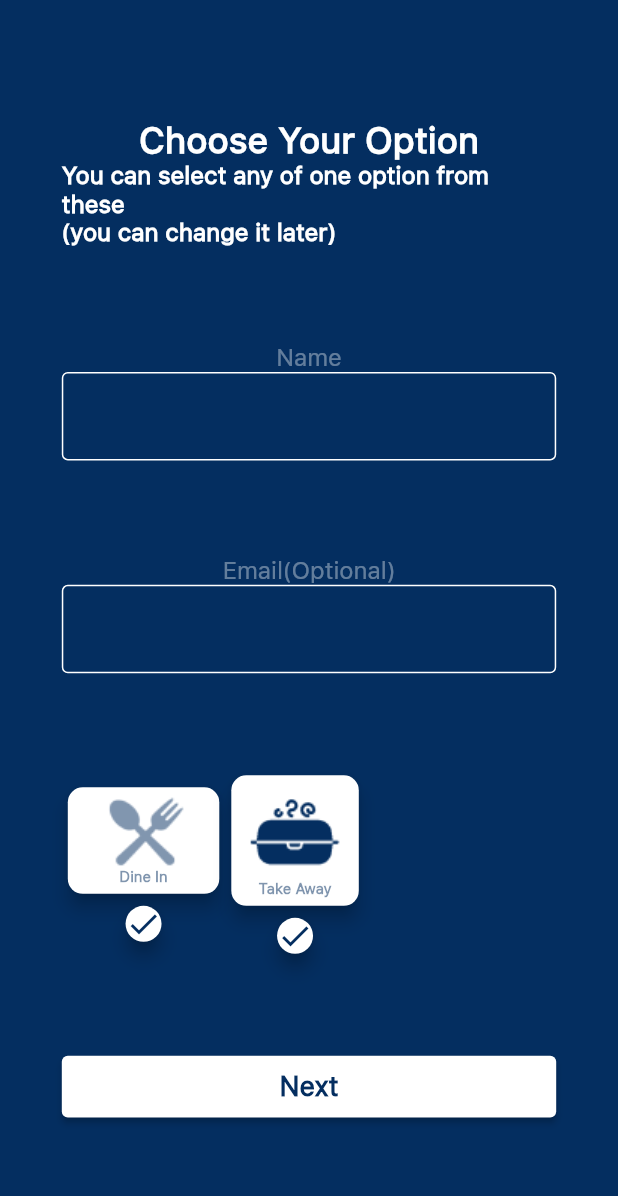
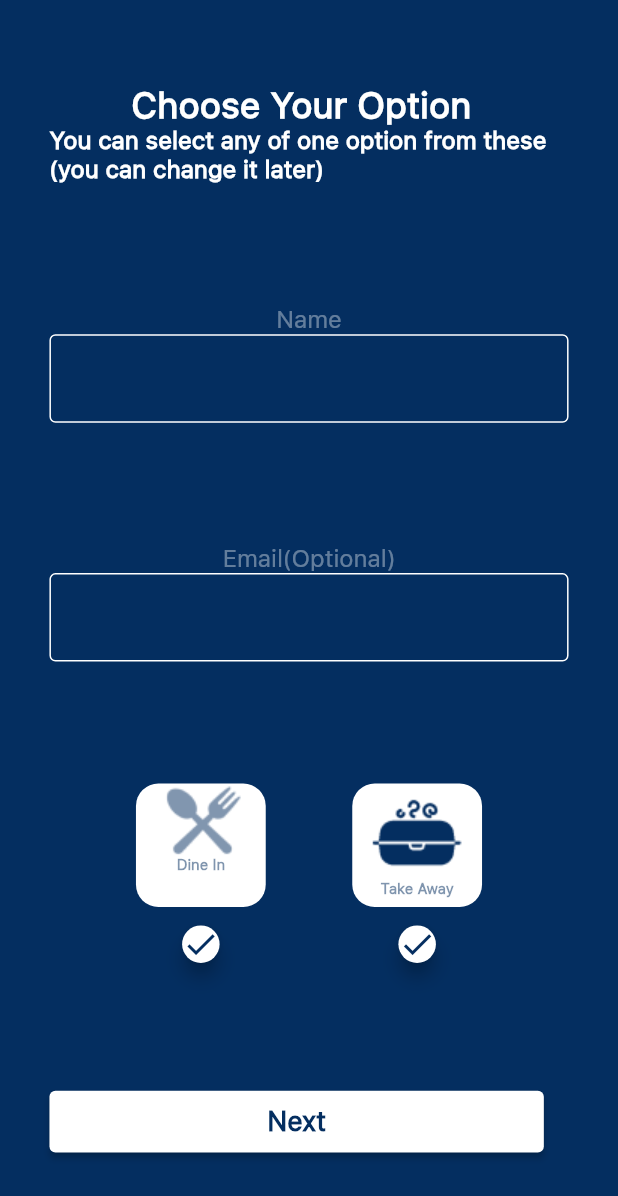
Before and after one commit to jyothir10/eatplek, a Flutter app: the OptionScreen screen opened by its route, on a phone screen of 412 x 824 dp. Shown: the top 1196 px of the screen. Run offline on Flutter 3.47's test engine with Material 2 defaults, Android fonts, the phone set to English and light mode, and no system bars; our stand-ins replace easy_splash_screen, flutter_styled_toast, pin_code_fields, toast.

Commit message:
optionScreen.dart

```diff
--- a/lib/Screens/optionScreen.dart
+++ b/lib/Screens/optionScreen.dart
@@ -15,9 +15,9 @@ class _OptionScreenState extends State<OptionScreen> {
         color: Color(0xff042e60),
         child: Padding(
           padding: EdgeInsets.symmetric(
-              horizontal: MediaQuery.of(context).size.width * .1, vertical: 15),
+              horizontal: MediaQuery.of(context).size.width * .08, vertical: 15),
           child: Column(
-            mainAxisAlignment: MainAxisAlignment.spaceEvenly,
+            mainAxisAlignment: MainAxisAlignment.spaceAround,
             crossAxisAlignment: CrossAxisAlignment.start,
             children: [
               Column(
@@ -90,17 +90,20 @@ class _OptionScreenState extends State<OptionScreen> {
                 ],
               ),
               Row(
+                mainAxisAlignment: MainAxisAlignment.spaceEvenly,
                 children: [
                   Column(
                     children: [
-                      Card(
-                        elevation: 5,
-                        shape: RoundedRectangleBorder(
-                          borderRadius: BorderRadius.circular(10),
+                      Container(
+                        height: MediaQuery.of(context).size.height * .1,
+                        width: MediaQuery.of(context).size.width * .21,
+                        decoration: const BoxDecoration(
+                          borderRadius: BorderRadius.all(Radius.circular(15),),
+                          color: Color(0xffffffff),
                         ),
-                        child: Padding(
-                          padding: const EdgeInsets.symmetric(
-                              horizontal: 10, vertical: 5),
+                        child: GestureDetector(
+                          onTap: (){
+                          },
                           child: Column(
                             children: const [
                               // Dine In
@@ -122,28 +125,36 @@ class _OptionScreenState extends State<OptionScreen> {
                           ),
                         ),
                       ),
-                      Card(
+                      Padding(
+                        padding: EdgeInsets.only(top: MediaQuery.of(context).size.height * .01),
+                        child: Card(
                           elevation: 5,
                           shape: RoundedRectangleBorder(
                             borderRadius: BorderRadius.circular(15),
                           ),
                           child: const Icon(
                             Icons.check,
+                            size: 25,
                             color: Color(0xff042e60),
+                          ),
                         ),
                       ),
                     ],
                   ),
                   Column(
                     children: [
-                      Card(
-                        elevation: 5,
-                        shape: RoundedRectangleBorder(
-                          borderRadius: BorderRadius.circular(10),
+                      Container(
+
+                        height: MediaQuery.of(context).size.height * .1,
+                        width: MediaQuery.of(context).size.width * .21,
+                        decoration: const BoxDecoration(
+                          borderRadius: BorderRadius.all(Radius.circular(15),),
+                          color: Color(0xffffffff),
                         ),
-                        child: Padding(
-                          padding: const EdgeInsets.symmetric(
-                              horizontal: 10, vertical: 5),
+                        child: GestureDetector(
+                          onTap: (){
+
+                          },
                           child: Column(
                             children: const [
                               // Dine In
@@ -165,14 +176,18 @@ class _OptionScreenState extends State<OptionScreen> {
                           ),
                         ),
                       ),
-                      Card(
+                      Padding(
+                        padding: EdgeInsets.only(top: MediaQuery.of(context).size.height * .01),
+                        child: Card(
                           elevation: 5,
                           shape: RoundedRectangleBorder(
                             borderRadius: BorderRadius.circular(15),
                           ),
                           child: const Icon(
                             Icons.check,
+                            size: 25,
                             color: Color(0xff042e60),
+                          ),
                         ),
                       ),
                     ],
--- a/lib/main.dart
+++ b/lib/main.dart
@@ -19,7 +19,7 @@ class MyApp extends StatelessWidget {
   Widget build(BuildContext context) {
     return MaterialApp(
         debugShowCheckedModeBanner: false,
-        initialRoute: DashBoardScreen.id,
+        initialRoute: OptionScreen.id,
         routes: {
           OnboardingScreen.id: (context) => OnboardingScreen(),
           LoginScreen.id: (context) => LoginScreen(),
```
Lines whose indentation alone changed are shown as unchanged.
